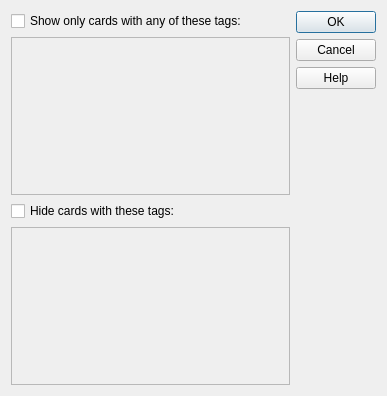
Above: designer/activetags.ui from ankitects/anki before the change. Below: the same form after it.
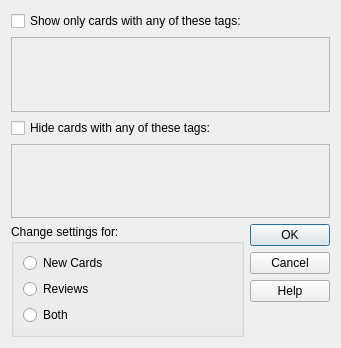
That is the form after the change.

Commit message: improve selective study screen

The edit to the form file:
```diff
--- a/designer/activetags.ui
+++ b/designer/activetags.ui
@@ -6,8 +6,8 @@
    <rect>
     <x>0</x>
     <y>0</y>
-    <width>387</width>
-    <height>396</height>
+    <width>341</width>
+    <height>348</height>
    </rect>
   </property>
   <property name="windowTitle">
@@ -15,10 +15,6 @@
   </property>
   <layout class="QVBoxLayout" name="verticalLayout">
    <item>
-    <layout class="QHBoxLayout" name="horizontalLayout_2">
-     <item>
-      <layout class="QVBoxLayout" name="verticalLayout_2">
-       <item>
         <widget class="QCheckBox" name="activeCheck">
          <property name="text">
           <string>Show only cards with any of these tags:</string>
@@ -30,6 +26,12 @@
          <property name="enabled">
           <bool>false</bool>
          </property>
+     <property name="sizePolicy">
+      <sizepolicy hsizetype="Expanding" vsizetype="Expanding">
+       <horstretch>0</horstretch>
+       <verstretch>2</verstretch>
+      </sizepolicy>
+     </property>
          <property name="selectionMode">
           <enum>QAbstractItemView::MultiSelection</enum>
          </property>
@@ -38,7 +40,7 @@
        <item>
         <widget class="QCheckBox" name="inactiveCheck">
          <property name="text">
-          <string>Hide cards with these tags:</string>
+      <string>Hide cards with any of these tags:</string>
          </property>
         </widget>
        </item>
@@ -47,12 +49,54 @@
          <property name="enabled">
           <bool>false</bool>
          </property>
+     <property name="sizePolicy">
+      <sizepolicy hsizetype="Expanding" vsizetype="Expanding">
+       <horstretch>0</horstretch>
+       <verstretch>2</verstretch>
+      </sizepolicy>
+     </property>
          <property name="selectionMode">
           <enum>QAbstractItemView::MultiSelection</enum>
+     </property>
+    </widget>
+   </item>
+   <item>
+    <layout class="QHBoxLayout" name="horizontalLayout">
+     <item>
+      <widget class="QGroupBox" name="groupBox">
+       <property name="sizePolicy">
+        <sizepolicy hsizetype="Preferred" vsizetype="Preferred">
+         <horstretch>0</horstretch>
+         <verstretch>0</verstretch>
+        </sizepolicy>
+       </property>
+       <property name="title">
+        <string>Change settings for:</string>
+       </property>
+       <layout class="QVBoxLayout" name="verticalLayout_3">
+        <item>
+         <widget class="QRadioButton" name="newButton">
+          <property name="text">
+           <string>New Cards</string>
+          </property>
+         </widget>
+        </item>
+        <item>
+         <widget class="QRadioButton" name="revButton">
+          <property name="text">
+           <string>Reviews</string>
+          </property>
+         </widget>
+        </item>
+        <item>
+         <widget class="QRadioButton" name="bothButton">
+          <property name="text">
+           <string>Both</string>
          </property>
         </widget>
        </item>
       </layout>
+      </widget>
      </item>
      <item>
       <widget class="QDialogButtonBox" name="buttonBox">
```
Lines whose indentation alone changed are shown as unchanged. The commit also changes 2 other files.
